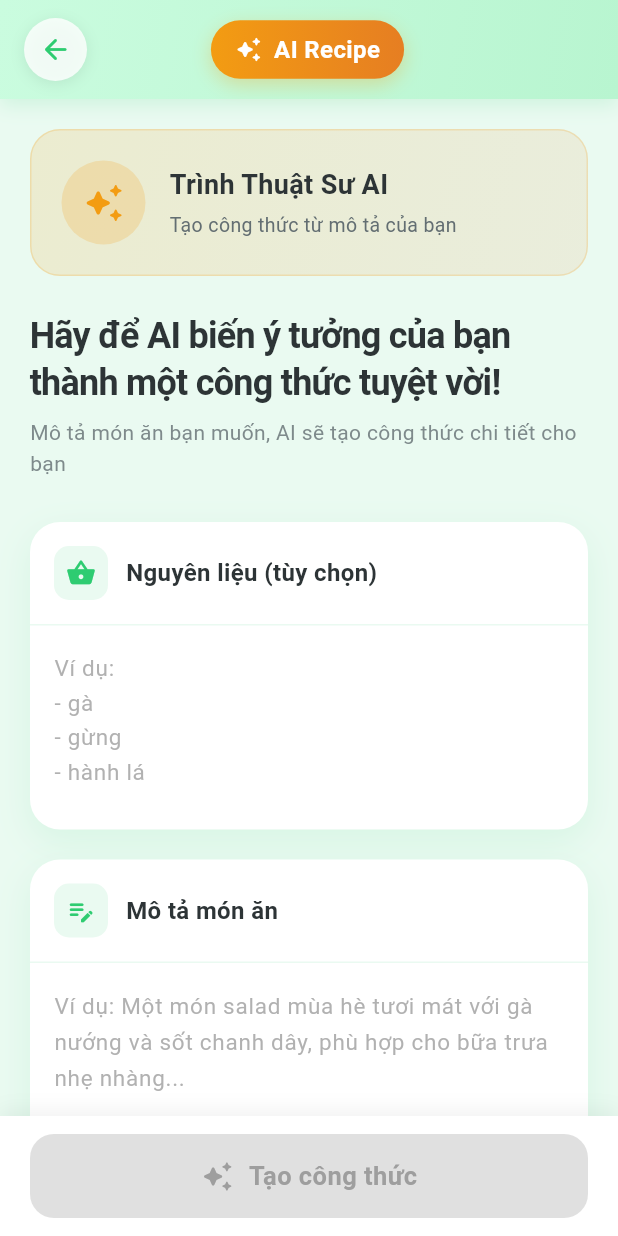
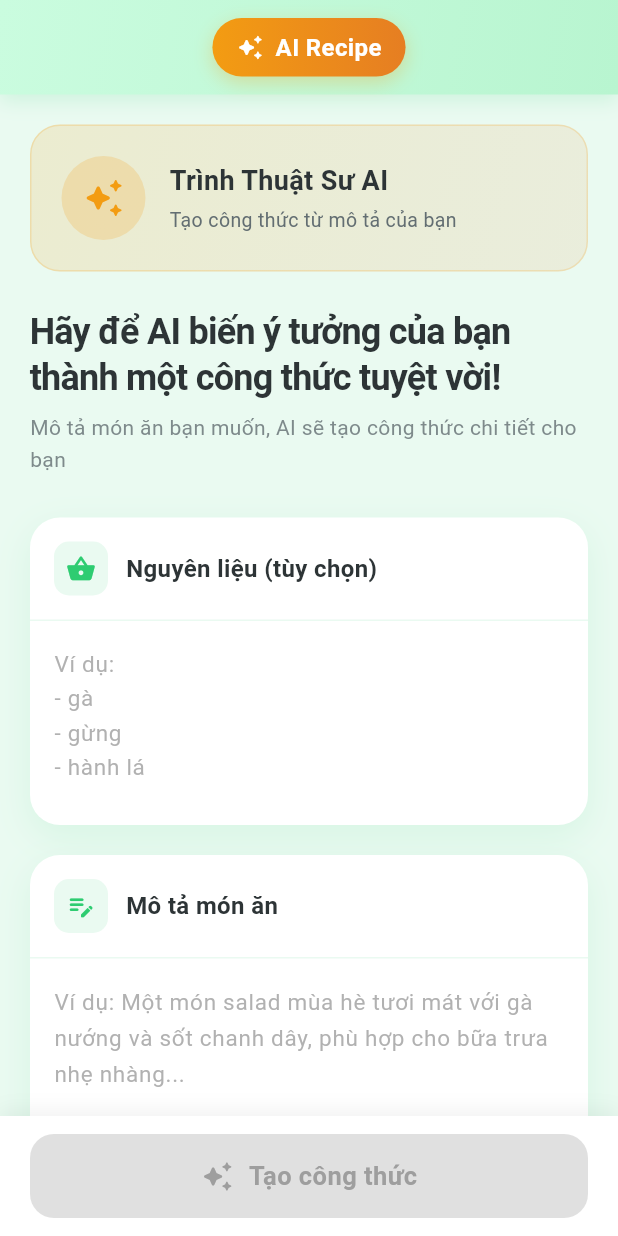
Before and after one commit to iamwind-dev/foodie-app, a Flutter app: the AIRecipeView screen opened directly, on a phone screen of 412 x 824 dp. Run offline on Flutter 3.47's test engine with Material 3 defaults, Android fonts, the light colour scheme and no system bars; our stand-ins replace camera, dio, equatable, flutter_bloc, flutter_svg, image_picker and 1 more; accounts and stored records are empty; statements that could not run were skipped.

Commit message:
Refactor navigation handling by removing unused navigation logic and back button implementations across multiple screens, while enhancing the layout and refresh functionality in the shopping list screen.

```diff
--- a/lib/feature/AI/form/screen/AIrecipe_screen.dart
+++ b/lib/feature/AI/form/screen/AIrecipe_screen.dart
@@ -2,7 +2,6 @@ import 'package:flutter/material.dart';
 import 'package:flutter_bloc/flutter_bloc.dart';
 import '../cubit/AIrecipe_cubit.dart';
 import '../cubit/AIrecipe_state.dart';
-import '../../../../core/widgets/bottom_navigation.dart';
 import '../../../../core/constants/app_routes.dart';
 
 class AIRecipeScreen extends StatelessWidget {
@@ -29,7 +28,6 @@ class _AIRecipeViewState extends State<AIRecipeView> with SingleTickerProviderSt
   final FocusNode _descriptionFocusNode = FocusNode();
   final TextEditingController _ingredientsController = TextEditingController();
   final FocusNode _ingredientsFocusNode = FocusNode();
-  int _currentNavIndex = 4; // AI tab
   late AnimationController _animationController;
   late Animation<double> _fadeAnimation;
   late Animation<Offset> _slideAnimation;
@@ -59,16 +57,6 @@ class _AIRecipeViewState extends State<AIRecipeView> with SingleTickerProviderSt
     _ingredientsFocusNode.dispose();
     _animationController.dispose();
     super.dispose();
-  }
-
-  void _onNavTap(int index) {
-    if (index == 4) return; // Already on AI
-    setState(() {
-      _currentNavIndex = index;
-    });
-    if (index == 0) {
-      Navigator.pushReplacementNamed(context, AppRoutes.home);
-    }
   }
 
   @override
@@ -255,33 +243,7 @@ class _AIRecipeViewState extends State<AIRecipeView> with SingleTickerProviderSt
           padding: const EdgeInsets.symmetric(horizontal: 16.0, vertical: 12),
           child: Row(
             children: [
-              // Back button
-              Material(
-                color: Colors.transparent,
-                child: InkWell(
-                  onTap: () => Navigator.pop(context),
-                  borderRadius: BorderRadius.circular(50),
-                  child: Container(
-                    padding: const EdgeInsets.all(10),
-                    decoration: BoxDecoration(
-                      color: Colors.white.withOpacity(0.8),
-                      shape: BoxShape.circle,
-                      boxShadow: [
-                        BoxShadow(
-                          color: Colors.black.withOpacity(0.08),
-                          blurRadius: 8,
-                          offset: const Offset(0, 2),
-                        ),
-                      ],
-                    ),
-                    child: const Icon(
-                      Icons.arrow_back_rounded,
-                      color: Color(0xFF2ECC71),
-                      size: 22,
-                    ),
-                  ),
-                ),
-              ),
+              const SizedBox(width: 44),
               const Spacer(),
               // Title with AI badge
               Container(
```
Also changed, not shown: lib/feature/AI/capture/screen/AIcaprecipe_screen.dart (+1 -36 lines), lib/feature/home/screen/home_screen.dart (+3 -6 lines), lib/feature/recipe/screen/recipe_screen.dart (+10 -1 lines), lib/feature/recipecreate/screen/recipecreate_screen.dart (+1 -40 lines), lib/feature/shoppinglist/screen/shoppinglist_screen.dart (+18 -48 lines).
